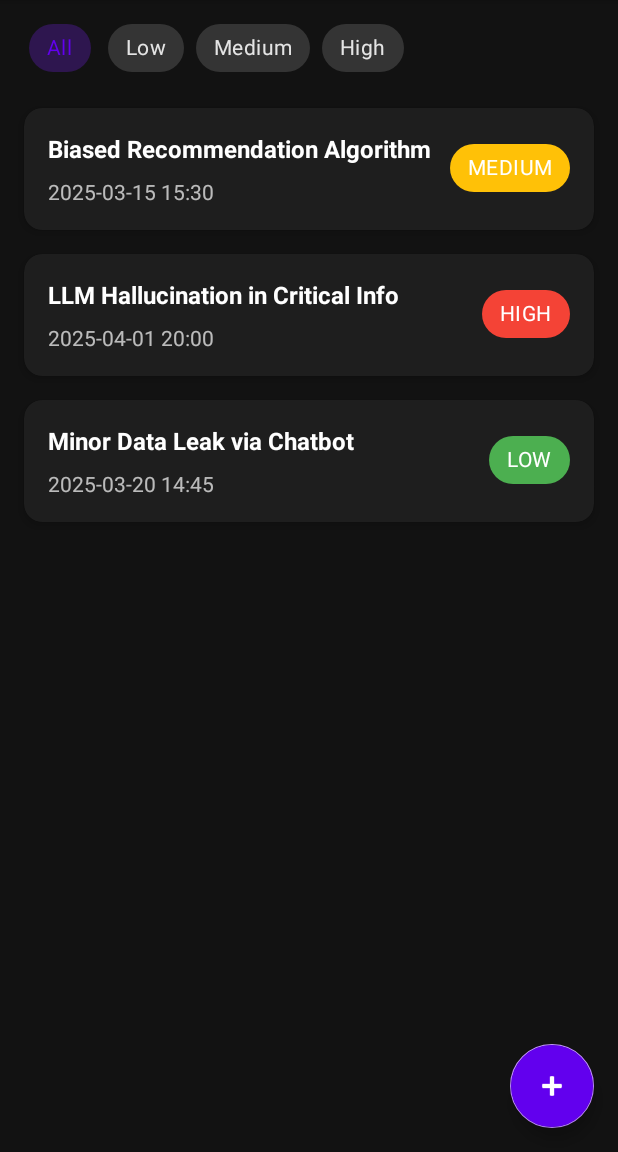
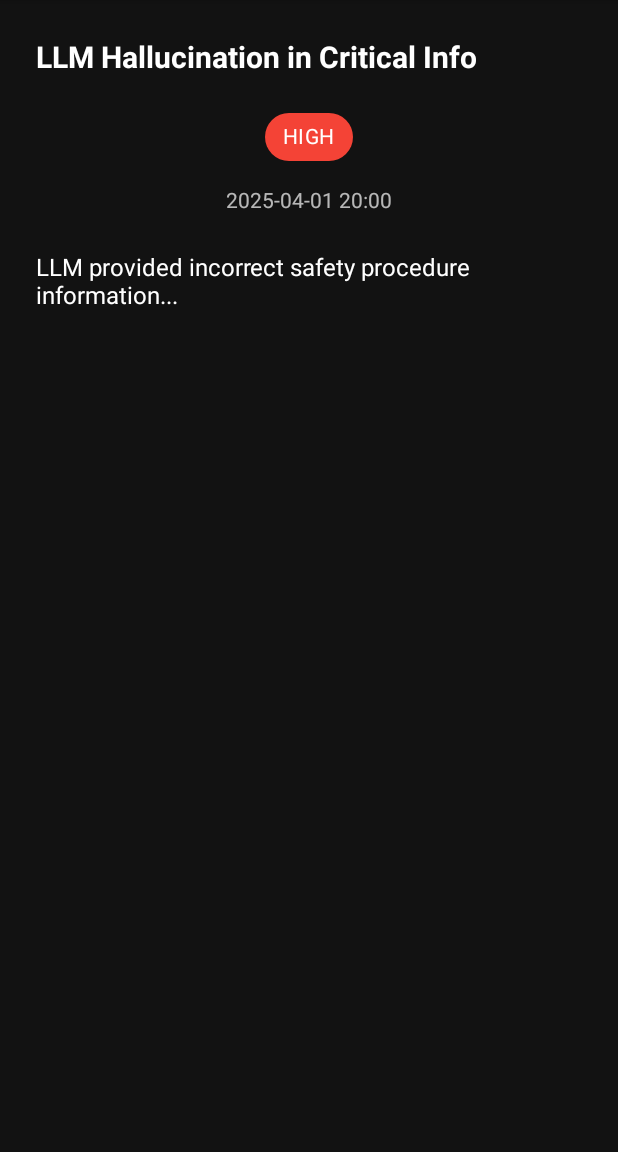
Before and after one commit to Amartyakaushik/AIWatchdog, an Android app: the screen it shows after launch (MainActivity), after a tap on "LLM Hallucination in Critical Info", on a phone screen of 412 x 824 dp, the part 84-1236 px from its top. Run offline under Robolectric (Android 15) with nearby library versions, the phone set to English and light mode, and no system bars.

Commit message:
feat: Implement incident detail screen and navigation
- Added IncidentDetailFragment with layout to display all incident fields (title, severity, date, description)
- Wired up navigation from IncidentListFragment to IncidentDetailFragment using Safe Args and Navigation Component
- Fixed date formatting for compatibility with API 24+ using SimpleDateFormat
- Set up severity chip color coding in detail screen
- Ensured clicking an incident navigates to the detail screen with correct data
- Cleaned up imports and improved code structure for fragments

```diff
--- a/app/build.gradle.kts
+++ b/app/build.gradle.kts
@@ -1,6 +1,7 @@
 plugins {
     alias(libs.plugins.android.application)
     alias(libs.plugins.kotlin.android)
+    id("androidx.navigation.safeargs.kotlin")
 }
 
 android {
--- /dev/null
+++ b/app/src/main/java/com/example/aiwatchdog/ui/IncidentDetailFragment.kt
@@ -0,0 +1,51 @@
+package com.example.aiwatchdog.ui
+
+import android.os.Bundle
+import android.view.LayoutInflater
+import android.view.View
+import android.view.ViewGroup
+import android.widget.TextView
+import androidx.fragment.app.Fragment
+import androidx.fragment.app.activityViewModels
+import androidx.navigation.fragment.navArgs
+import com.example.aiwatchdog.R
+import com.example.aiwatchdog.model.Severity
+import com.example.aiwatchdog.viewmodel.IncidentViewModel
+import com.google.android.material.chip.Chip
+import java.text.SimpleDateFormat
+import java.util.*
+
+class IncidentDetailFragment : Fragment() {
+    private val viewModel: IncidentViewModel by activityViewModels()
+    private val args: IncidentDetailFragmentArgs by navArgs()
+
+    override fun onCreateView(
+        inflater: LayoutInflater, container: ViewGroup?, savedInstanceState: Bundle?
+    ): View? = inflater.inflate(R.layout.fragment_incident_detail, container, false)
+
+    override fun onViewCreated(view: View, savedInstanceState: Bundle?) {
+        super.onViewCreated(view, savedInstanceState)
+
+        viewModel.incidents.observe(viewLifecycleOwner) { incidents ->
+            val incident = incidents.find { it.id == args.incidentId }
+            incident?.let {
+                view.findViewById<TextView>(R.id.detailTitle).text = it.title
+                view.findViewById<TextView>(R.id.detailDescription).text = it.description
+                val chip = view.findViewById<Chip>(R.id.detailSeverity)
+                chip.text = it.severity.name
+                chip.setChipBackgroundColorResource(
+                    when (it.severity) {
+                        Severity.LOW -> R.color.severity_low
+                        Severity.MEDIUM -> R.color.severity_medium
+                        Severity.HIGH -> R.color.severity_high
+                    }
+                )
+                val isoFormat = SimpleDateFormat("yyyy-MM-dd'T'HH:mm:ss'Z'", Locale.getDefault())
+                isoFormat.timeZone = TimeZone.getTimeZone("UTC")
+                val date = isoFormat.parse(it.reported_at)
+                val displayFormat = SimpleDateFormat("yyyy-MM-dd HH:mm", Locale.getDefault())
+                view.findViewById<TextView>(R.id.detailDate).text = date?.let { displayFormat.format(it) } ?: ""
+            }
+        }
+    }
+}
--- a/app/src/main/java/com/example/aiwatchdog/ui/IncidentListFragment.kt
+++ b/app/src/main/java/com/example/aiwatchdog/ui/IncidentListFragment.kt
@@ -8,12 +8,14 @@ import android.view.View
 import android.view.ViewGroup
 import androidx.fragment.app.Fragment
 import androidx.fragment.app.viewModels
+import androidx.navigation.fragment.findNavController
 import androidx.recyclerview.widget.LinearLayoutManager
 import androidx.recyclerview.widget.RecyclerView
 import androidx.swiperefreshlayout.widget.SwipeRefreshLayout
 import com.example.aiwatchdog.R
 import com.example.aiwatchdog.adapter.IncidentAdapter
 import com.example.aiwatchdog.model.Severity
+import com.example.aiwatchdog.model.Incident
 import com.example.aiwatchdog.viewmodel.IncidentViewModel
 import com.google.android.material.chip.ChipGroup
 import com.google.android.material.floatingactionbutton.FloatingActionButton
@@ -43,8 +45,9 @@ class IncidentListFragment : Fragment() {
 
     private fun setupRecyclerView(view: View) {
         val recyclerView = view.findViewById<RecyclerView>(R.id.incidentsRecyclerView)
-        adapter = IncidentAdapter { incident ->
-            // TODO: Navigate to detail view
+        adapter = IncidentAdapter { incident: Incident ->
+            val action = IncidentListFragmentDirections.actionListToDetail(incident.id)
+            findNavController().navigate(action)
         }
         recyclerView.adapter = adapter
         recyclerView.layoutManager = LinearLayoutManager(requireContext())
--- /dev/null
+++ b/app/src/main/res/layout/fragment_incident_detail.xml
@@ -0,0 +1,63 @@
+<?xml version="1.0" encoding="utf-8"?>
+<androidx.core.widget.NestedScrollView xmlns:android="http://schemas.android.com/apk/res/android"
+    xmlns:app="http://schemas.android.com/apk/res-auto"
+    android:layout_width="match_parent"
+    android:layout_height="match_parent"
+    android:padding="24dp"
+    android:background="@color/dark_background">
+
+    <androidx.constraintlayout.widget.ConstraintLayout
+        android:layout_width="match_parent"
+        android:layout_height="wrap_content">
+
+        <TextView
+            android:id="@+id/detailTitle"
+            android:layout_width="0dp"
+            android:layout_height="wrap_content"
+            android:textSize="20sp"
+            android:textStyle="bold"
+            android:textColor="@color/white"
+            app:layout_constraintTop_toTopOf="parent"
+            app:layout_constraintStart_toStartOf="parent"
+            app:layout_constraintEnd_toEndOf="parent"
+            android:text="Incident Title" />
+
+        <com.google.android.material.chip.Chip
+            android:id="@+id/detailSeverity"
+            android:layout_width="wrap_content"
+            android:layout_height="wrap_content"
+            android:textColor="@color/white"
+            app:chipBackgroundColor="@color/severity_medium"
+            app:layout_constraintTop_toBottomOf="@id/detailTitle"
+            app:layout_constraintStart_toStartOf="parent"
+            app:layout_constraintEnd_toEndOf="parent"
+            android:layout_marginTop="16dp"
+            android:text="MEDIUM" />
+
+        <TextView
+            android:id="@+id/detailDate"
+            android:layout_width="wrap_content"
+            android:layout_height="wrap_content"
+            android:textColor="@color/white"
+            android:alpha="0.7"
+            android:textSize="14sp"
+            app:layout_constraintTop_toBottomOf="@id/detailSeverity"
+            app:layout_constraintStart_toStartOf="parent"
+            app:layout_constraintEnd_toEndOf="parent"
+            android:layout_marginTop="8dp"
+            android:text="2025-03-15 15:30" />
+
+        <TextView
+            android:id="@+id/detailDescription"
+            android:layout_width="0dp"
+            android:layout_height="wrap_content"
+            android:textColor="@color/white"
+            android:textSize="16sp"
+            app:layout_constraintTop_toBottomOf="@id/detailDate"
+            app:layout_constraintStart_toStartOf="parent"
+            app:layout_constraintEnd_toEndOf="parent"
+            android:layout_marginTop="24dp"
+            android:text="Incident description goes here..." />
+
+    </androidx.constraintlayout.widget.ConstraintLayout>
+</androidx.core.widget.NestedScrollView>
--- a/app/src/main/res/navigation/nav_graph.xml
+++ b/app/src/main/res/navigation/nav_graph.xml
@@ -11,4 +11,17 @@
         <!-- Add actions for navigation here later -->
     </fragment>
 
+    <fragment
+        android:id="@+id/incidentDetailFragment"
+        android:name="com.example.aiwatchdog.ui.IncidentDetailFragment"
+        android:label="Incident Details">
+        <argument
+            android:name="incidentId"
+            app:argType="integer" />
+    </fragment>
+
+    <action
+        android:id="@+id/action_list_to_detail"
+        app:destination="@id/incidentDetailFragment" />
+
 </navigation>
--- a/app/src/main/res/values/strings.xml
+++ b/app/src/main/res/values/strings.xml
@@ -1,3 +1,5 @@
 <resources>
     <string name="app_name">AIWatchdog</string>
+    <!-- TODO: Remove or change this placeholder text -->
+    <string name="hello_blank_fragment">Hello blank fragment</string>
 </resources>
--- a/build.gradle.kts
+++ b/build.gradle.kts
@@ -3,3 +3,8 @@ plugins {
     alias(libs.plugins.android.application) apply false
     alias(libs.plugins.kotlin.android) apply false
 }
+buildscript {
+    dependencies {
+        classpath ("androidx.navigation:navigation-safe-args-gradle-plugin:2.7.7")
+    }
+}
```
Also changed, not shown: app/src/main/java/com/aiwatchdog/model/Incident.kt (line endings or trailing spaces), app/src/main/java/com/example/aiwatchdog/model/Incident.kt (line endings or trailing spaces).
